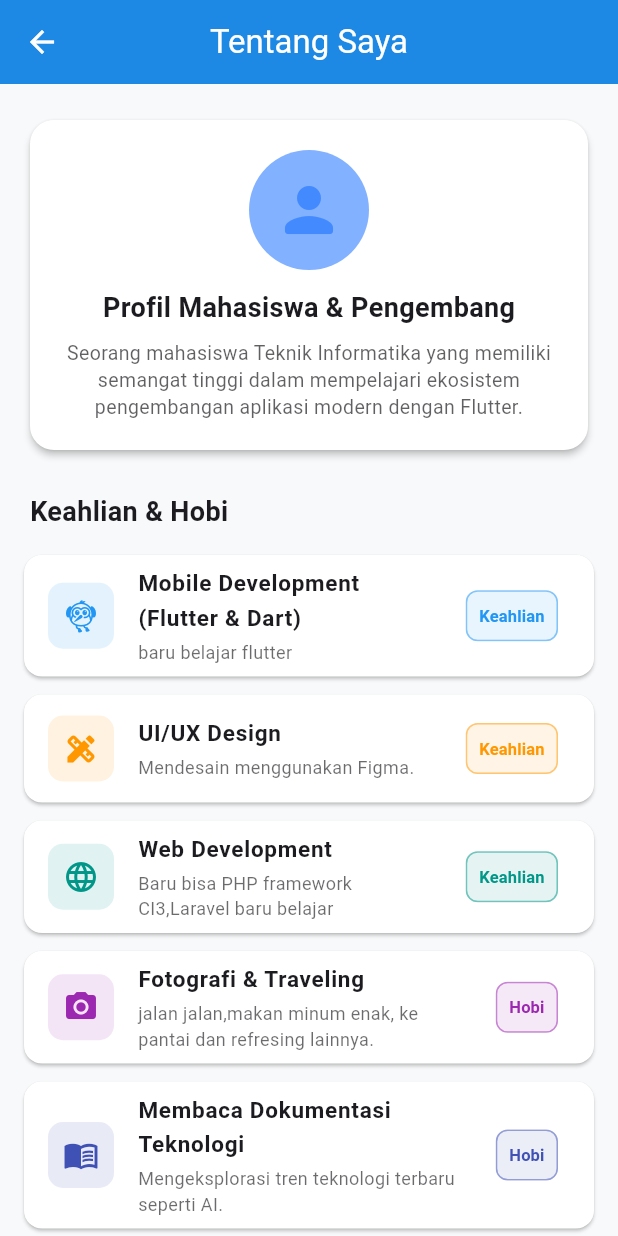
After one commit to 1124160121-byte/uts-pml-1124160121, a Flutter app: the AboutPage screen opened by its route, on a phone screen of 412 x 824 dp. The commit adds this screen. Run offline on Flutter 3.47's test engine with Material 3 defaults, Android fonts, the phone set to English and light mode, and no system bars; accounts and stored records are empty.

Commit message:
bagian B tahap susuna folder : struktur kode minimal sesuai soal bagian B

```diff
--- /dev/null
+++ b/soal2_profil_app/lib/screens/about_page.dart
@@ -0,0 +1,253 @@
+import 'package:flutter/material.dart';
+
+class AboutPage extends StatelessWidget {
+  const AboutPage({super.key});
+
+  @override
+  Widget build(BuildContext context) {
+    // Data Keahlian / Hobi (minimal 3)
+    final List<Map<String, dynamic>> skillsAndHobbies = [
+      {
+        'title': 'Mobile Development (Flutter & Dart)',
+        'type': 'Keahlian',
+        'desc': 'baru belajar flutter',
+        'icon': Icons.flutter_dash,
+        'color': Colors.blue,
+      },
+      {
+        'title': 'UI/UX Design',
+        'type': 'Keahlian',
+        'desc': 'Mendesain menggunakan Figma.',
+        'icon': Icons.design_services,
+        'color': Colors.orange,
+      },
+      {
+        'title': 'Web Development',
+        'type': 'Keahlian',
+        'desc': 'Baru bisa PHP framework CI3,Laravel baru belajar',
+        'icon': Icons.language,
+        'color': Colors.teal,
+      },
+      {
+        'title': 'Fotografi & Traveling',
+        'type': 'Hobi',
+        'desc':
+            'jalan jalan,makan minum enak, ke pantai dan refresing lainnya.',
+        'icon': Icons.camera_alt,
+        'color': Colors.purple,
+      },
+      {
+        'title': 'Membaca Dokumentasi Teknologi',
+        'type': 'Hobi',
+        'desc': 'Mengeksplorasi tren teknologi terbaru seperti AI.',
+        'icon': Icons.menu_book,
+        'color': Colors.indigo,
+      },
+    ];
+
+    // Data Riwayat Pendidikan (minimal 3 jenjang)
+    final List<Map<String, String>> educationList = [
+      {
+        'school': 'Universitas / Global Institute',
+        'level': 'S1 Teknik Informatika (2024 - Sekarang)',
+        'desc': 'Fokus mendalami Mobile Application, Rekayasa Perangkat Lunak, dan Basis Data.',
+      },
+      {
+        'school': 'SMA / SMK Negeri',
+        'level': 'Jurusan IPA / Rekayasa Perangkat Lunak (2021 - 2024)',
+        'desc': 'Alhamdulillah Lulus Asli MAN.',
+      },
+      {
+        'school': 'SMP / MTs Negeri',
+        'level': 'Pendidikan Dasar Lanjutan (2018 - 2021)',
+        'desc': 'Lulus dengan ketertarikan tinggi pada bidang teknologi komputer dan sains.',
+      },
+    ];
+
+    return Scaffold(
+      appBar: AppBar(
+        title: const Text('Tentang Saya'),
+        centerTitle: true,
+      ),
+      body: ListView(
+        padding: const EdgeInsets.symmetric(horizontal: 16.0, vertical: 20.0),
+        children: [
+          // 1. Bagian Ringkasan Diri / Bio Singkat
+          Card(
+            shape: RoundedRectangleBorder(
+              borderRadius: BorderRadius.circular(16),
+            ),
+            elevation: 2,
+            child: Padding(
+              padding: const EdgeInsets.all(20.0),
+              child: Column(
+                children: [
+                  CircleAvatar(
+                    radius: 40,
+                    backgroundColor: Colors.blueAccent.shade100,
+                    child: const Icon(
+                      Icons.person_rounded,
+                      size: 48,
+                      color: Colors.blueAccent,
+                    ),
+                  ),
+                  const SizedBox(height: 12),
+                  const Text(
+                    'Profil Mahasiswa & Pengembang',
+                    style: TextStyle(
+                      fontSize: 18,
+                      fontWeight: FontWeight.bold,
+                    ),
+                  ),
+                  const SizedBox(height: 8),
+                  Text(
+                    'Seorang mahasiswa Teknik Informatika yang memiliki semangat tinggi dalam mempelajari ekosistem pengembangan aplikasi modern dengan Flutter.',
+                    textAlign: TextAlign.center,
+                    style: TextStyle(
+                      fontSize: 13,
+                      color: Theme.of(context).colorScheme.onSurface.withOpacity(0.7),
+                      height: 1.4,
+                    ),
+                  ),
+                ],
+              ),
+            ),
+          ),
+          const SizedBox(height: 24),
+
+          // 2. Bagian Daftar Keahlian / Hobi
+          const Padding(
+            padding: EdgeInsets.symmetric(horizontal: 4.0),
+            child: Text(
+              'Keahlian & Hobi',
+              style: TextStyle(
+                fontSize: 18,
+                fontWeight: FontWeight.bold,
+              ),
+            ),
+          ),
+          const SizedBox(height: 10),
+          ...skillsAndHobbies.map((item) {
+            final color = item['color'] as Color;
+            return Card(
+              shape: RoundedRectangleBorder(
+                borderRadius: BorderRadius.circular(12),
+              ),
+              elevation: 1,
+              margin: const EdgeInsets.symmetric(vertical: 6),
+              child: ListTile(
+                leading: Container(
+                  padding: const EdgeInsets.all(10),
+                  decoration: BoxDecoration(
+                    color: color.withOpacity(0.12),
+                    borderRadius: BorderRadius.circular(10),
+                  ),
+                  child: Icon(item['icon'] as IconData, color: color),
+                ),
+                title: Text(
+                  item['title'] as String,
+                  style: const TextStyle(fontWeight: FontWeight.w600, fontSize: 15),
+                ),
+                subtitle: Column(
+                  crossAxisAlignment: CrossAxisAlignment.start,
+                  children: [
+                    const SizedBox(height: 2),
+                    Text(
+                      item['desc'] as String,
+                      style: TextStyle(
+                        fontSize: 12,
+                        color: Theme.of(context).colorScheme.onSurface.withOpacity(0.65),
+                      ),
+                    ),
+                  ],
+                ),
+                trailing: Chip(
+                  label: Text(
+                    item['type'] as String,
+                    style: TextStyle(
+                      color: color,
+                      fontSize: 11,
+                      fontWeight: FontWeight.bold,
+                    ),
+                  ),
+                  backgroundColor: color.withOpacity(0.1),
+                  side: BorderSide(color: color.withOpacity(0.3)),
+                  padding: const EdgeInsets.all(0),
+                  materialTapTargetSize: MaterialTapTargetSize.shrinkWrap,
+                ),
+              ),
+            );
+          }),
+          const SizedBox(height: 24),
+
+          // 3. Bagian Riwayat Pendidikan
+          const Padding(
+            padding: EdgeInsets.symmetric(horizontal: 4.0),
+            child: Text(
+              'Riwayat Pendidikan',
+              style: TextStyle(
+                fontSize: 18,
+                fontWeight: FontWeight.bold,
+              ),
+            ),
+          ),
+          const SizedBox(height: 10),
+          ...educationList.map((edu) {
+            return Card(
+              shape: RoundedRectangleBorder(
+                borderRadius: BorderRadius.circular(12),
+              ),
+              elevation: 1,
+              margin: const EdgeInsets.symmetric(vertical: 6),
+              child: ListTile(
+                leading: Container(
+                  padding: const EdgeInsets.all(10),
+                  decoration: BoxDecoration(
+                    color: Colors.blue.withOpacity(0.12),
+                    borderRadius: BorderRadius.circular(10),
+                  ),
+                  child: const Icon(
+                    Icons.account_balance_rounded,
+                    color: Colors.blueAccent,
+                  ),
+                ),
+                title: Text(
+                  edu['school']!,
+                  style: const TextStyle(
+                    fontWeight: FontWeight.bold,
+                    fontSize: 15,
+                  ),
+                ),
+                subtitle: Column(
+                  crossAxisAlignment: CrossAxisAlignment.start,
+                  children: [
+                    const SizedBox(height: 4),
+                    Text(
+                      edu['level']!,
+                      style: TextStyle(
+                        fontSize: 13,
+                        fontWeight: FontWeight.w600,
+                        color: Colors.blue.shade700,
+                      ),
+                    ),
+                    const SizedBox(height: 4),
+                    Text(
+                      edu['desc']!,
+                      style: TextStyle(
+                        fontSize: 12,
+                        color: Theme.of(context).colorScheme.onSurface.withOpacity(0.65),
+                      ),
+                    ),
+                  ],
+                ),
+              ),
+            );
+          }),
+        ],
+      ),
+    );
+  }
+}
+
+// Alias kompatibilitas
+typedef AboutScreen = AboutPage;
```
Also changed, not shown: soal2_profil_app/lib/main.dart (+9 -2 lines), soal2_profil_app/lib/models/profile.dart (renamed from soal2_profil_app/lib/models/user_profile.dart, +15 -2 lines), soal2_profil_app/lib/screens/about_screen.dart (deleted, +0 -221 lines), soal2_profil_app/lib/screens/edit_profile_page.dart (renamed from soal2_profil_app/lib/screens/edit_profile_screen.dart, +10 -7 lines), soal2_profil_app/lib/screens/login_page.dart (renamed from soal2_profil_app/lib/screens/login_screen.dart, +15 -9 lines), soal2_profil_app/lib/screens/profile_page.dart (renamed from soal2_profil_app/lib/screens/profile_screen.dart, +35 -97 lines), soal2_profil_app/lib/widgets/info_tile.dart (added, +63 -0 lines).
